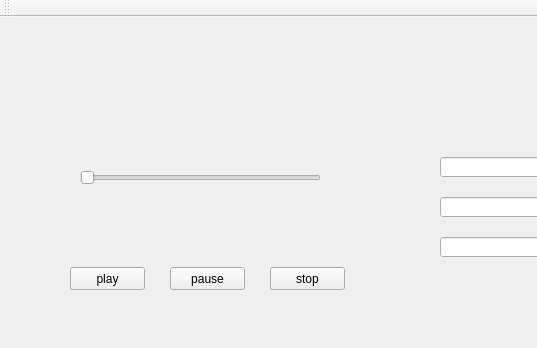
LiLiCha41/Qt_music_player, file mainwindow.ui: the form before one commit; both pictures show x 0 to 537 and y 0 to 348 of the 688 by 529 pixel window.
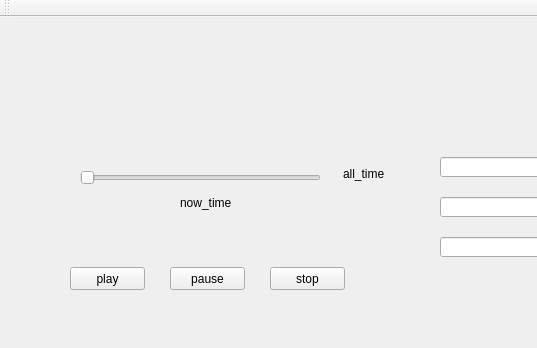
The form after the commit.

What changed in the file:
```diff
--- a/mainwindow.ui
+++ b/mainwindow.ui
@@ -135,6 +135,32 @@
      </rect>
     </property>
    </widget>
+   <widget class="QLabel" name="lbl_all_time">
+    <property name="geometry">
+     <rect>
+      <x>343</x>
+      <y>141</y>
+      <width>71</width>
+      <height>31</height>
+     </rect>
+    </property>
+    <property name="text">
+     <string>all_time</string>
+    </property>
+   </widget>
+   <widget class="QLabel" name="lbl_now_time">
+    <property name="geometry">
+     <rect>
+      <x>180</x>
+      <y>170</y>
+      <width>71</width>
+      <height>31</height>
+     </rect>
+    </property>
+    <property name="text">
+     <string>now_time</string>
+    </property>
+   </widget>
   </widget>
   <widget class="QMenuBar" name="menuBar">
    <property name="geometry">
```
